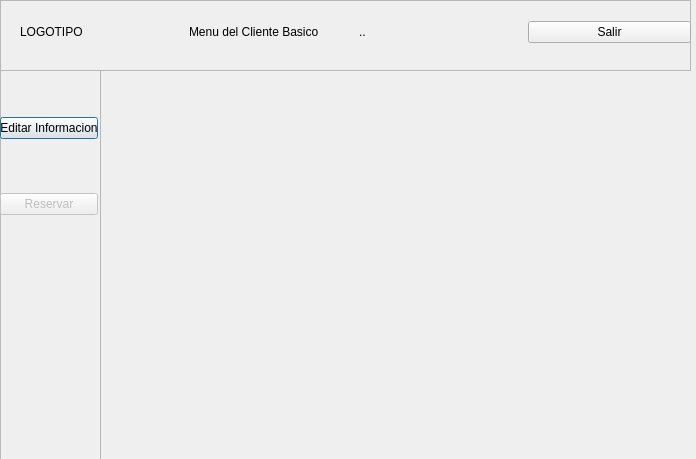
Old version of the form ParkingLotSystem1.0/cliente_b_principal.ui in the repository Jheb1024/Park_lot_System.
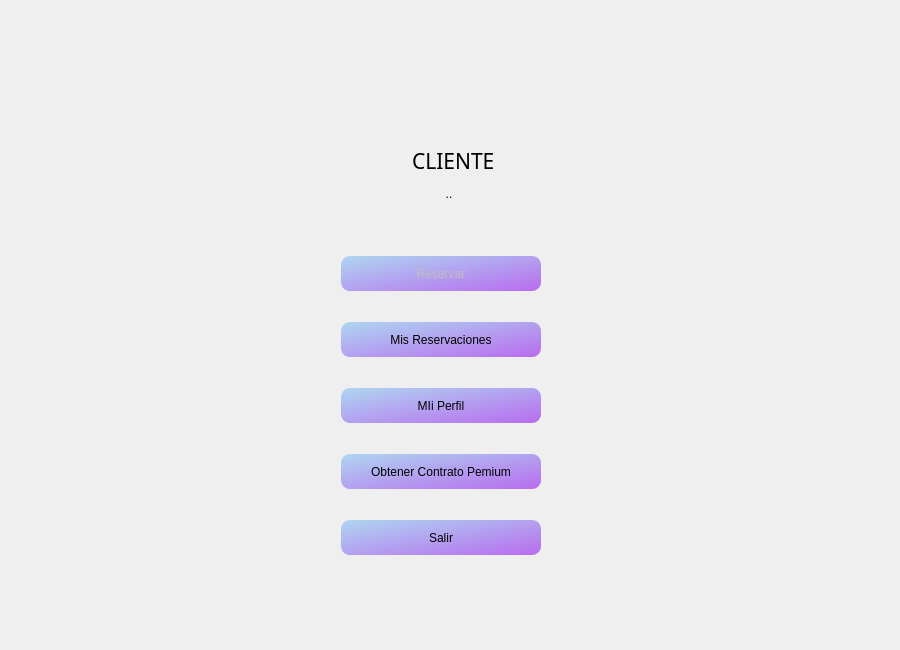
New version of the form. Icons and pictures are not drawn.

Diff of the .ui file:
```diff
--- a/ParkingLotSystem1.0/cliente_b_principal.ui
+++ b/ParkingLotSystem1.0/cliente_b_principal.ui
@@ -6,152 +6,279 @@
    <rect>
     <x>0</x>
     <y>0</y>
-    <width>696</width>
-    <height>459</height>
+    <width>900</width>
+    <height>650</height>
    </rect>
   </property>
+  <property name="maximumSize">
+   <size>
+    <width>1000</width>
+    <height>750</height>
+   </size>
+  </property>
   <property name="windowTitle">
    <string>Dialog</string>
   </property>
-  <widget class="QFrame" name="frame">
+  <property name="styleSheet">
+   <string notr="true">#Cliente_B_Principal{
+	border-image: url(:/Img/F4.png);
+}</string>
+  </property>
+  <widget class="QWidget" name="Menu" native="true">
    <property name="geometry">
     <rect>
-     <x>0</x>
-     <y>70</y>
-     <width>101</width>
-     <height>391</height>
+     <x>250</x>
+     <y>130</y>
+     <width>400</width>
+     <height>480</height>
     </rect>
    </property>
-   <property name="frameShape">
-    <enum>QFrame::StyledPanel</enum>
+   <property name="styleSheet">
+    <string notr="true">#Menu{
+background-image: url(:/Img/F1.jfif);
+border-radius: 8px;
+}
+
+QPushButton{
+border-width: 0px;
+border-radius: 9px;
+background-color: qlineargradient(spread:pad, x1:0, y1:0, x2:1, y2:1, stop:0 rgb(174, 214, 240), stop:1 rgb(184, 108, 239));
+}
+
+#QPushButton:hover{
+	background-color: rgb(154,158,218);
+    border-radius: 9px;
+	color: black;
+    selection-color: white;  
+    padding: 2px 4px;}
+
+
+
+</string>
    </property>
-   <property name="frameShadow">
-    <enum>QFrame::Raised</enum>
-   </property>
-   <widget class="QWidget" name="layoutWidget">
+   <widget class="QLabel" name="Id_label">
     <property name="geometry">
      <rect>
-      <x>0</x>
-      <y>0</y>
-      <width>98</width>
-      <height>192</height>
+      <x>90</x>
+      <y>50</y>
+      <width>218</width>
+      <height>28</height>
+     </rect>
+    </property>
+    <property name="text">
+     <string>..</string>
+    </property>
+    <property name="alignment">
+     <set>Qt::AlignCenter</set>
+    </property>
+   </widget>
+   <widget class="QWidget" name="verticalLayoutWidget">
+    <property name="geometry">
+     <rect>
+      <x>90</x>
+      <y>100</y>
+      <width>221</width>
+      <height>351</height>
      </rect>
     </property>
     <layout class="QVBoxLayout" name="verticalLayout">
-     <item>
-      <spacer name="verticalSpacer_2">
-       <property name="orientation">
-        <enum>Qt::Vertical</enum>
-       </property>
-       <property name="sizeHint" stdset="0">
-        <size>
-         <width>20</width>
-         <height>40</height>
-        </size>
-       </property>
-      </spacer>
-     </item>
-     <item>
-      <widget class="QPushButton" name="Editar_Info_pushButton">
-       <property name="text">
-        <string>Editar Informacion</string>
-       </property>
-      </widget>
-     </item>
-     <item>
-      <spacer name="verticalSpacer">
-       <property name="orientation">
-        <enum>Qt::Vertical</enum>
-       </property>
-       <property name="sizeHint" stdset="0">
-        <size>
-         <width>20</width>
-         <height>40</height>
-        </size>
-       </property>
-      </spacer>
-     </item>
+     <property name="spacing">
+      <number>5</number>
+     </property>
+     <property name="leftMargin">
+      <number>1</number>
+     </property>
      <item>
       <widget class="QPushButton" name="pushButton_3">
        <property name="enabled">
         <bool>false</bool>
        </property>
+       <property name="maximumSize">
+        <size>
+         <width>200</width>
+         <height>35</height>
+        </size>
+       </property>
+       <property name="styleSheet">
+        <string notr="true">QPushButton{
+border-width: 0px;
+border-radius: 9px;
+background-color: qlineargradient(spread:pad, x1:0, y1:0, x2:1, y2:1, stop:0 rgb(174, 214, 240), stop:1 rgb(184, 108, 239));
+}
+
+QPushButton:hover{
+	background-color: rgb(154,158,218);
+    border-radius: 9px;
+	color: black;
+    selection-color: white;  
+    padding: 2px 4px;}
+
+</string>
+       </property>
        <property name="text">
         <string>Reservar</string>
        </property>
       </widget>
      </item>
      <item>
-      <spacer name="verticalSpacer_3">
-       <property name="orientation">
-        <enum>Qt::Vertical</enum>
+      <widget class="QPushButton" name="pushButton">
+       <property name="maximumSize">
+        <size>
+         <width>200</width>
+         <height>35</height>
+        </size>
        </property>
-       <property name="sizeHint" stdset="0">
+       <property name="styleSheet">
+        <string notr="true">QPushButton{
+border-width: 0px;
+border-radius: 9px;
+background-color: qlineargradient(spread:pad, x1:0, y1:0, x2:1, y2:1, stop:0 rgb(174, 214, 240), stop:1 rgb(184, 108, 239));
+}
+
+QPushButton:hover{
+	background-color: rgb(154,158,218);
+    border-radius: 9px;
+	color: black;
+    selection-color: white;  
+    padding: 2px 4px;}
+
+</string>
+       </property>
+       <property name="text">
+        <string>Mis Reservaciones</string>
+       </property>
+      </widget>
+     </item>
+     <item>
+      <widget class="QPushButton" name="Editar_Info_pushButton">
+       <property name="maximumSize">
         <size>
-         <width>20</width>
-         <height>40</height>
+         <width>200</width>
+         <height>35</height>
         </size>
        </property>
-      </spacer>
+       <property name="styleSheet">
+        <string notr="true">QPushButton{
+border-width: 0px;
+border-radius: 9px;
+background-color: qlineargradient(spread:pad, x1:0, y1:0, x2:1, y2:1, stop:0 rgb(174, 214, 240), stop:1 rgb(184, 108, 239));
+}
+
+QPushButton:hover{
+	background-color: rgb(154,158,218);
+    border-radius: 9px;
+	color: black;
+    selection-color: white;  
+    padding: 2px 4px;}
+
+</string>
+       </property>
+       <property name="text">
+        <string>MIi Perfil</string>
+       </property>
+      </widget>
      </item>
-    </layout>
-   </widget>
-  </widget>
-  <widget class="QFrame" name="frame_2">
-   <property name="geometry">
-    <rect>
-     <x>0</x>
-     <y>0</y>
-     <width>691</width>
-     <height>71</height>
-    </rect>
-   </property>
-   <property name="frameShape">
-    <enum>QFrame::StyledPanel</enum>
-   </property>
-   <property name="frameShadow">
-    <enum>QFrame::Raised</enum>
-   </property>
-   <widget class="QWidget" name="layoutWidget">
-    <property name="geometry">
-     <rect>
-      <x>20</x>
-      <y>20</y>
-      <width>671</width>
-      <height>25</height>
-     </rect>
-    </property>
-    <layout class="QGridLayout" name="gridLayout">
-     <item row="0" column="1">
-      <widget class="QLabel" name="label">
+     <item>
+      <widget class="QPushButton" name="pushButton_4">
+       <property name="maximumSize">
+        <size>
+         <width>200</width>
+         <height>35</height>
+        </size>
+       </property>
+       <property name="styleSheet">
+        <string notr="true">QPushButton{
+border-width: 0px;
+border-radius: 9px;
+background-color: qlineargradient(spread:pad, x1:0, y1:0, x2:1, y2:1, stop:0 rgb(174, 214, 240), stop:1 rgb(184, 108, 239));
+}
+
+QPushButton:hover{
+	background-color: rgb(154,158,218);
+    border-radius: 9px;
+	color: black;
+    selection-color: white;  
+    padding: 2px 4px;}
+
+</string>
+       </property>
        <property name="text">
-        <string>Menu del Cliente Basico</string>
+        <string>Obtener Contrato Pemium</string>
        </property>
       </widget>
      </item>
-     <item row="0" column="3">
+     <item>
       <widget class="QPushButton" name="pushButton_2">
+       <property name="maximumSize">
+        <size>
+         <width>200</width>
+         <height>35</height>
+        </size>
+       </property>
+       <property name="styleSheet">
+        <string notr="true">QPushButton{
+border-width: 0px;
+border-radius: 9px;
+background-color: qlineargradient(spread:pad, x1:0, y1:0, x2:1, y2:1, stop:0 rgb(174, 214, 240), stop:1 rgb(184, 108, 239));
+}
+
+QPushButton:hover{
+	background-color: rgb(154,158,218);
+    border-radius: 9px;
+	color: black;
+    selection-color: white;  
+    padding: 2px 4px;}
+
+</string>
+       </property>
        <property name="text">
         <string>Salir</string>
        </property>
       </widget>
      </item>
-     <item row="0" column="0">
-      <widget class="QLabel" name="label_3">
-       <property name="text">
-        <string>LOGOTIPO</string>
-       </property>
-      </widget>
-     </item>
-     <item row="0" column="2">
-      <widget class="QLabel" name="Id_label">
-       <property name="text">
-        <string>..</string>
-       </property>
-      </widget>
-     </item>
     </layout>
    </widget>
+   <widget class="QLabel" name="label">
+    <property name="geometry">
+     <rect>
+      <x>70</x>
+      <y>10</y>
+      <width>261</width>
+      <height>41</height>
+     </rect>
+    </property>
+    <property name="font">
+     <font>
+      <family>Microsoft YaHei</family>
+      <pointsize>16</pointsize>
+     </font>
+    </property>
+    <property name="layoutDirection">
+     <enum>Qt::LeftToRight</enum>
+    </property>
+    <property name="text">
+     <string> CLIENTE</string>
+    </property>
+    <property name="alignment">
+     <set>Qt::AlignCenter</set>
+    </property>
+   </widget>
+  </widget>
+  <widget class="QLabel" name="label_2">
+   <property name="geometry">
+    <rect>
+     <x>300</x>
+     <y>10</y>
+     <width>291</width>
+     <height>121</height>
+    </rect>
+   </property>
+   <property name="styleSheet">
+    <string notr="true">image: url(:/Img/logo.png);</string>
+   </property>
+   <property name="text">
+    <string/>
+   </property>
   </widget>
  </widget>
  <resources/>
```
